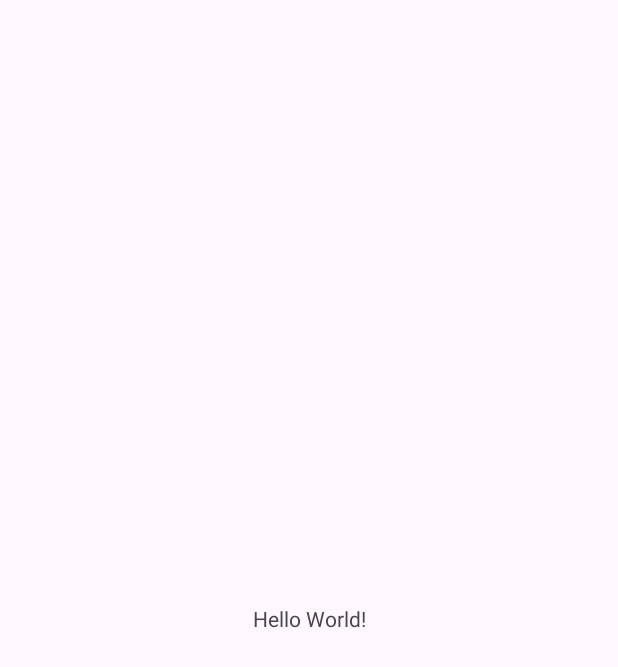
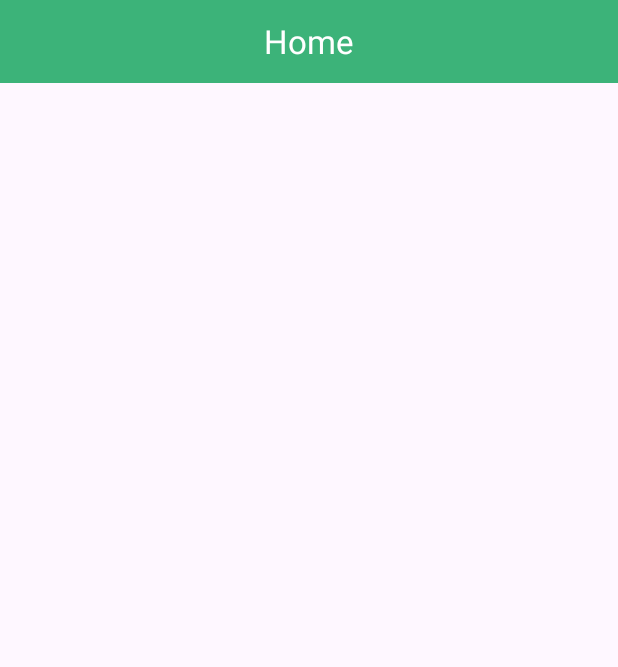
Before and after one commit to islombek-cs/AI-Powered-Quiz-App, an Android app: the screen it shows after launch (MainActivity), on a phone screen of 412 x 824 dp. Before the commit the part shown is almost empty. Shown: the top 667 px of the screen. Run offline under Robolectric (Android 15) with nearby library versions, the phone set to English and light mode, and no system bars.

Commit message:
Added bottom navigation bar and icons

```diff
--- /dev/null
+++ b/app/src/main/res/drawable/assessment_black.xml
@@ -0,0 +1,5 @@
+<vector xmlns:android="http://schemas.android.com/apk/res/android" android:height="24dp" android:tint="#000000" android:viewportHeight="24" android:viewportWidth="24" android:width="24dp">
+
+    <path android:fillColor="@android:color/white" android:pathData="M19,3L5,3c-1.1,0 -2,0.9 -2,2v14c0,1.1 0.9,2 2,2h14c1.1,0 2,-0.9 2,-2L21,5c0,-1.1 -0.9,-2 -2,-2zM9,17L7,17v-7h2v7zM13,17h-2L11,7h2v10zM17,17h-2v-4h2v4z"/>
+
+</vector>
--- /dev/null
+++ b/app/src/main/res/drawable/person_black.xml
@@ -0,0 +1,5 @@
+<vector xmlns:android="http://schemas.android.com/apk/res/android" android:height="24dp" android:tint="#000000" android:viewportHeight="24" android:viewportWidth="24" android:width="24dp">
+
+    <path android:fillColor="@android:color/white" android:pathData="M19,3H5C3.9,3 3,3.9 3,5v14c0,1.1 0.9,2 2,2h14c1.1,0 2,-0.9 2,-2V5C21,3.9 20.1,3 19,3zM12,6c1.93,0 3.5,1.57 3.5,3.5c0,1.93 -1.57,3.5 -3.5,3.5s-3.5,-1.57 -3.5,-3.5C8.5,7.57 10.07,6 12,6zM19,19H5v-0.23c0,-0.62 0.28,-1.2 0.76,-1.58C7.47,15.82 9.64,15 12,15s4.53,0.82 6.24,2.19c0.48,0.38 0.76,0.97 0.76,1.58V19z"/>
+
+</vector>
--- /dev/null
+++ b/app/src/main/res/drawable/task_black.xml
@@ -0,0 +1,5 @@
+<vector xmlns:android="http://schemas.android.com/apk/res/android" android:height="24dp" android:tint="#000000" android:viewportHeight="24" android:viewportWidth="24" android:width="24dp">
+
+    <path android:fillColor="@android:color/white" android:pathData="M22,5.18L10.59,16.6l-4.24,-4.24l1.41,-1.41l2.83,2.83l10,-10L22,5.18zM12,20c-4.41,0 -8,-3.59 -8,-8s3.59,-8 8,-8c1.57,0 3.04,0.46 4.28,1.25l1.45,-1.45C16.1,2.67 14.13,2 12,2C6.48,2 2,6.48 2,12s4.48,10 10,10c1.73,0 3.36,-0.44 4.78,-1.22l-1.5,-1.5C14.28,19.74 13.17,20 12,20zM19,15h-3v2h3v3h2v-3h3v-2h-3v-3h-2V15z"/>
+
+</vector>
--- a/app/src/main/res/layout/activity_main.xml
+++ b/app/src/main/res/layout/activity_main.xml
@@ -1,5 +1,6 @@
 <?xml version="1.0" encoding="utf-8"?>
-<androidx.constraintlayout.widget.ConstraintLayout xmlns:android="http://schemas.android.com/apk/res/android"
+<RelativeLayout
+    xmlns:android="http://schemas.android.com/apk/res/android"
     xmlns:app="http://schemas.android.com/apk/res-auto"
     xmlns:tools="http://schemas.android.com/tools"
     android:id="@+id/main"
@@ -7,13 +8,37 @@
     android:layout_height="match_parent"
     tools:context=".MainActivity">
 
-    <TextView
-        android:layout_width="wrap_content"
+    <!-- Toolbar -->
+    <RelativeLayout
+        android:id="@+id/toolbarRL"
+        android:background="@drawable/toolbar_bg_01"
+        android:layout_width="match_parent"
+        android:layout_height="@dimen/m_toolbar_height">
+
+        <TextView
+            android:id="@+id/toolbarTitleTv"
+            style="@style/TextAppearance.Material3.TitleLarge"
+            android:layout_width="wrap_content"
+            android:layout_height="wrap_content"
+            android:text="Home"
+            android:textColor="@color/white"
+            android:layout_centerInParent="true" />
+    </RelativeLayout>
+
+    <!-- FrameLayout: To show fragments -->
+    <FrameLayout
+        android:id="@+id/fragmentsFL"
+        android:layout_width="match_parent"
+        android:layout_height="match_parent"
+        android:layout_below="@id/toolbarRL"
+        android:layout_above="@id/bottomNavigationView" />
+
+    <!-- Bottom Navigation View -->
+    <com.google.android.material.bottomnavigation.BottomNavigationView
+        android:id="@+id/bottomNavigationView"
+        android:layout_width="match_parent"
         android:layout_height="wrap_content"
-        android:text="Hello World!"
-        app:layout_constraintBottom_toBottomOf="parent"
-        app:layout_constraintEnd_toEndOf="parent"
-        app:layout_constraintStart_toStartOf="parent"
-        app:layout_constraintTop_toTopOf="parent" />
+        android:layout_alignParentBottom="true"/>
+<!--        app:menu="@menu/bottom_nav_menu" />-->
 
-</androidx.constraintlayout.widget.ConstraintLayout>
+</RelativeLayout>
--- /dev/null
+++ b/app/src/main/res/menu/menu_bottom.xml
@@ -0,0 +1,4 @@
+<?xml version="1.0" encoding="utf-8"?>
+<menu xmlns:android="http://schemas.android.com/apk/res/android">
+
+</menu>
--- a/gradle/libs.versions.toml
+++ b/gradle/libs.versions.toml
@@ -1,5 +1,5 @@
 [versions]
-agp = "8.8.0"
+agp = "8.8.2"
 kotlin = "1.9.24"
 coreKtx = "1.16.0"
 junit = "4.13.2"
```
Also changed, not shown: app/src/main/res/drawable/home_black.xml (added, +13 -0 lines).
